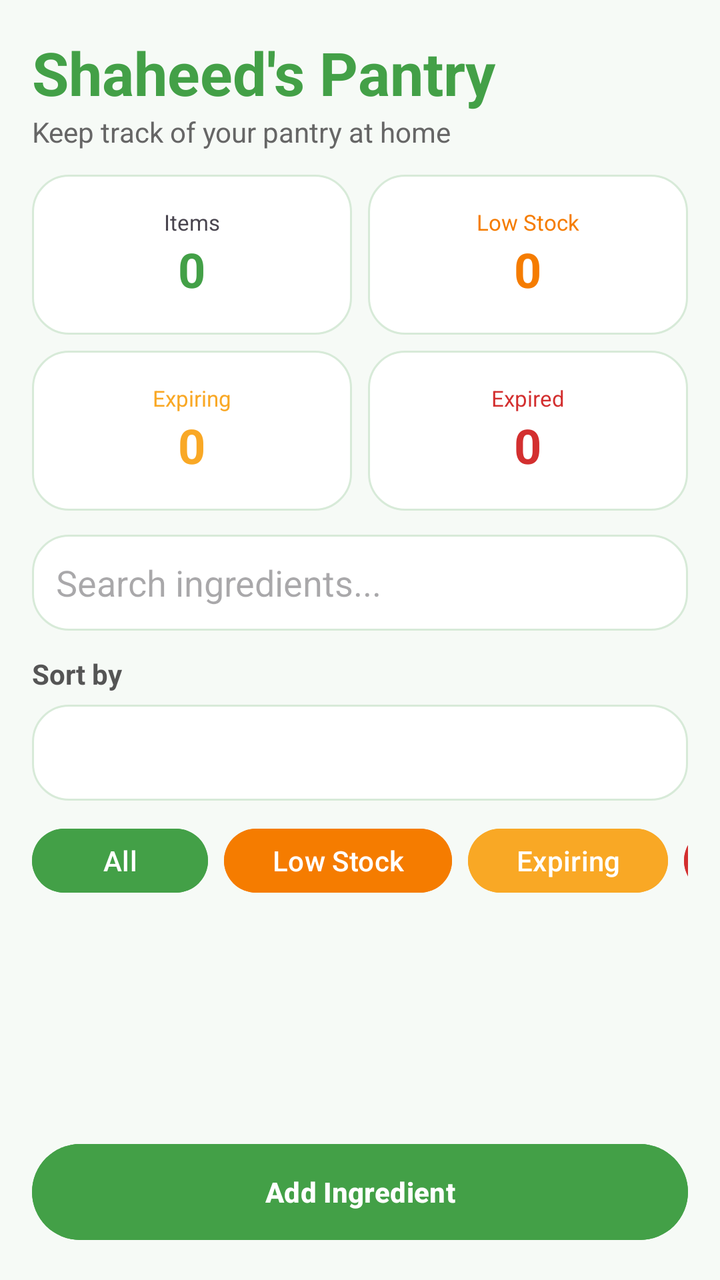
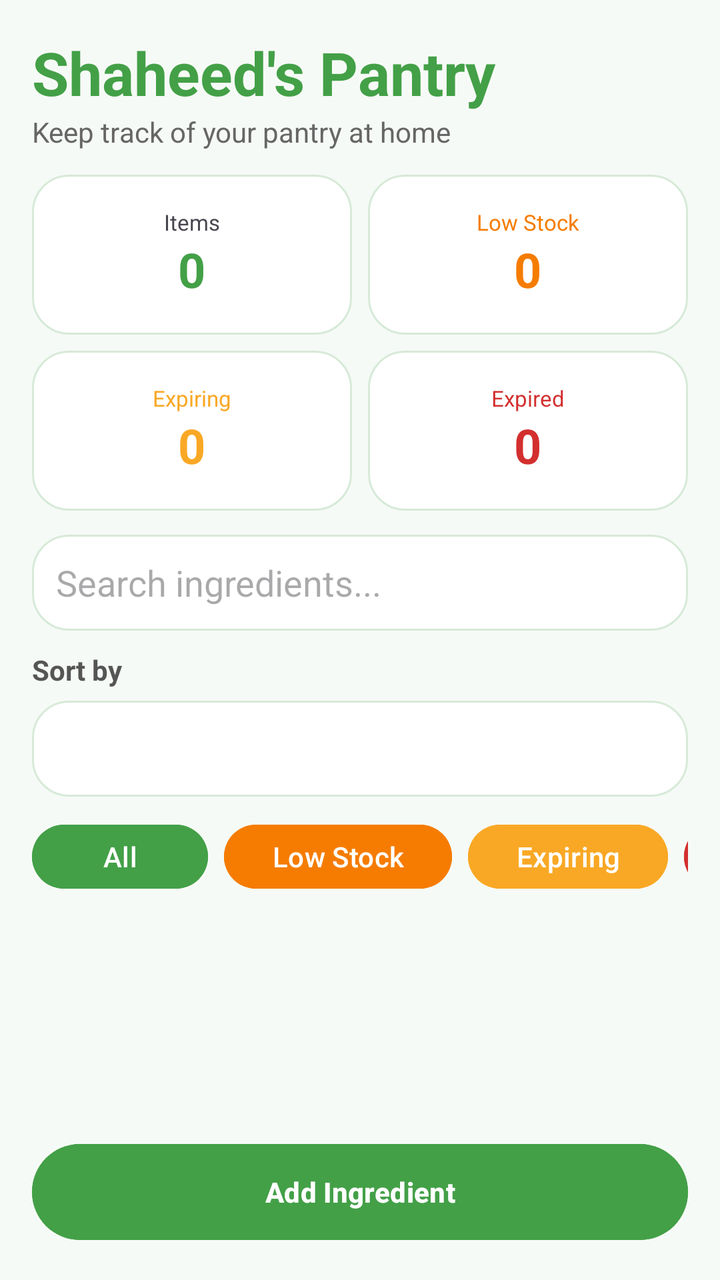

Compare the two renders of this Android layout. The source of the first and the diff that turns it into the second are given below.
<!-- AndroidManifest.xml: application theme Theme.SmartPantryManager -->
<!-- res/layout/activity_main.xml -->
<?xml version="1.0" encoding="utf-8"?>
<LinearLayout xmlns:android="http://schemas.android.com/apk/res/android"
    android:layout_width="match_parent"
    android:layout_height="match_parent"
    android:orientation="vertical"
    android:padding="16dp"
    android:background="#F6FAF6">

    <TextView
        android:layout_width="wrap_content"
        android:layout_height="wrap_content"
        android:text="Shaheed's Pantry"
        android:textSize="30sp"
        android:textStyle="bold"
        android:textColor="@color/primaryGreen"/>

    <TextView
        android:layout_width="wrap_content"
        android:layout_height="wrap_content"
        android:text="Keep track of your pantry at home"
        android:textSize="14sp"
        android:textColor="#666666"
        android:layout_marginBottom="12dp"/>

    
    <LinearLayout
        android:layout_width="match_parent"
        android:layout_height="wrap_content"
        android:orientation="horizontal">

        <LinearLayout
            android:layout_width="0dp"
            android:layout_height="80dp"
            android:layout_weight="1"
            android:gravity="center"
            android:orientation="vertical"
            android:background="@drawable/pantry_item_background"
            android:layout_marginEnd="4dp">

            <TextView
                android:layout_width="wrap_content"
                android:layout_height="wrap_content"
                android:text="Items"
                android:textSize="11sp"/>

            <TextView
                android:id="@+id/textTotalItems"
                android:layout_width="wrap_content"
                android:layout_height="wrap_content"
                android:text="0"
                android:textSize="24sp"
                android:textStyle="bold"
                android:textColor="@color/primaryGreen"/>
        </LinearLayout>

        <LinearLayout
            android:layout_width="0dp"
            android:layout_height="80dp"
            android:layout_weight="1"
            android:gravity="center"
            android:orientation="vertical"
            android:background="@drawable/pantry_item_background"
            android:layout_marginStart="4dp">

            <TextView
                android:layout_width="wrap_content"
                android:layout_height="wrap_content"
                android:text="Low Stock"
                android:textSize="11sp"
                android:textColor="#F57C00"/>

            <TextView
                android:id="@+id/textLowStockCount"
                android:layout_width="wrap_content"
                android:layout_height="wrap_content"
                android:text="0"
                android:textSize="24sp"
                android:textStyle="bold"
                android:textColor="#F57C00"/>
        </LinearLayout>
    </LinearLayout>

    <LinearLayout
        android:layout_width="match_parent"
        android:layout_height="wrap_content"
        android:orientation="horizontal"
        android:layout_marginTop="8dp"
        android:layout_marginBottom="12dp">

        <LinearLayout
            android:layout_width="0dp"
            android:layout_height="80dp"
            android:layout_weight="1"
            android:gravity="center"
            android:orientation="vertical"
            android:background="@drawable/pantry_item_background"
            android:layout_marginEnd="4dp">

            <TextView
                android:layout_width="wrap_content"
                android:layout_height="wrap_content"
                android:text="Expiring"
                android:textSize="11sp"
                android:textColor="#F9A825"/>

            <TextView
                android:id="@+id/textExpiringCount"
                android:layout_width="wrap_content"
                android:layout_height="wrap_content"
                android:text="0"
                android:textSize="24sp"
                android:textStyle="bold"
                android:textColor="#F9A825"/>
        </LinearLayout>

        <LinearLayout
            android:layout_width="0dp"
            android:layout_height="80dp"
            android:layout_weight="1"
            android:gravity="center"
            android:orientation="vertical"
            android:background="@drawable/pantry_item_background"
            android:layout_marginStart="4dp">

            <TextView
                android:layout_width="wrap_content"
                android:layout_height="wrap_content"
                android:text="Expired"
                android:textSize="11sp"
                android:textColor="#D32F2F"/>

            <TextView
                android:id="@+id/textExpiredCount"
                android:layout_width="wrap_content"
                android:layout_height="wrap_content"
                android:text="0"
                android:textSize="24sp"
                android:textStyle="bold"
                android:textColor="#D32F2F"/>
        </LinearLayout>
    </LinearLayout>

    
    <EditText
        android:id="@+id/editSearch"
        android:layout_width="match_parent"
        android:layout_height="48dp"
        android:hint="Search ingredients..."
        android:padding="12dp"
        android:background="@drawable/pantry_item_background"/>

    
    <TextView
        android:layout_width="wrap_content"
        android:layout_height="wrap_content"
        android:text="Sort by"
        android:textStyle="bold"
        android:textColor="#555555"
        android:layout_marginTop="12dp"
        android:layout_marginBottom="6dp"/>

    <Spinner
        android:id="@+id/spinnerSort"
        android:layout_width="match_parent"
        android:layout_height="48dp"
        android:background="@drawable/pantry_item_background"/>

    
    <HorizontalScrollView
        android:layout_width="match_parent"
        android:layout_height="wrap_content"
        android:scrollbars="none"
        android:layout_marginTop="10dp"
        android:layout_marginBottom="10dp">

        <LinearLayout
            android:layout_width="wrap_content"
            android:layout_height="wrap_content"
            android:orientation="horizontal">

            <Button
                android:id="@+id/buttonAll"
                android:layout_width="wrap_content"
                android:layout_height="40dp"
                android:text="All"
                android:textAllCaps="false"
                android:backgroundTint="@color/primaryGreen"
                android:textColor="@android:color/white"/>

            <Button
                android:id="@+id/buttonLow"
                android:layout_width="wrap_content"
                android:layout_height="40dp"
                android:layout_marginStart="8dp"
                android:text="Low Stock"
                android:textAllCaps="false"
                android:backgroundTint="#F57C00"
                android:textColor="@android:color/white"/>

            <Button
                android:id="@+id/buttonExpiring"
                android:layout_width="wrap_content"
                android:layout_height="40dp"
                android:layout_marginStart="8dp"
                android:text="Expiring"
                android:textAllCaps="false"
                android:backgroundTint="#F9A825"
                android:textColor="@android:color/white"/>

            <Button
                android:id="@+id/buttonExpired"
                android:layout_width="wrap_content"
                android:layout_height="40dp"
                android:layout_marginStart="8dp"
                android:text="Expired"
                android:textAllCaps="false"
                android:backgroundTint="#D32F2F"
                android:textColor="@android:color/white"/>
        </LinearLayout>
    </HorizontalScrollView>

    <androidx.recyclerview.widget.RecyclerView
        android:id="@+id/recyclerViewPantry"
        android:layout_width="match_parent"
        android:layout_height="0dp"
        android:layout_weight="1"/>

    <Button
        android:id="@+id/buttonAdd"
        android:layout_width="match_parent"
        android:layout_height="56dp"
        android:text="Add Ingredient"
        android:textAllCaps="false"
        android:textStyle="bold"
        android:textColor="@android:color/white"
        android:backgroundTint="@color/primaryGreen"
        android:layout_marginTop="8dp"/>
</LinearLayout>
<!-- resources referenced by this layout -->
<resources>
  <color name="primaryGreen">#43A047</color>
  <!-- drawable pantry_item_background (drawable) -->
  <?xml version="1.0" encoding="utf-8"?>
  <shape xmlns:android="http://schemas.android.com/apk/res/android">
  
      <solid android:color="#FFFFFF"/>
  
      <corners android:radius="18dp"/>
  
      <stroke
          android:width="1dp"
          android:color="#D7EAD8"/>
  
      <padding
          android:left="4dp"
          android:top="4dp"
          android:right="4dp"
          android:bottom="4dp"/>
  
  </shape>
  <style name="Theme.SmartPantryManager" parent="Base.Theme.SmartPantryManager" />
  <style name="Base.Theme.SmartPantryManager" parent="Theme.Material3.DayNight.NoActionBar">
          
          
      </style>
</resources>

<!-- the commit's change to res/layout/activity_main.xml (unified diff, before → after) -->
@@ -156,7 +156,7 @@
         android:text="Sort by"
         android:textStyle="bold"
         android:textColor="#555555"
-        android:layout_marginTop="12dp"
+        android:layout_marginTop="10dp"
         android:layout_marginBottom="6dp"/>
 
     <Spinner
@@ -219,6 +219,35 @@
         </LinearLayout>
     </HorizontalScrollView>
 
+    
+    <LinearLayout
+        android:id="@+id/layoutEmpty"
+        android:layout_width="match_parent"
+        android:layout_height="0dp"
+        android:layout_weight="1"
+        android:gravity="center"
+        android:orientation="vertical"
+        android:visibility="gone">
+
+        <TextView
+            android:layout_width="wrap_content"
+            android:layout_height="wrap_content"
+            android:text="Your pantry is empty"
+            android:textSize="20sp"
+            android:textStyle="bold"
+            android:textColor="#2E7D32"/>
+
+        <TextView
+            android:id="@+id/textEmptyMessage"
+            android:layout_width="wrap_content"
+            android:layout_height="wrap_content"
+            android:text="Tap Add Ingredient to get started."
+            android:textSize="14sp"
+            android:textColor="#777777"
+            android:layout_marginTop="8dp"/>
+    </LinearLayout>
+
+    
     <androidx.recyclerview.widget.RecyclerView
         android:id="@+id/recyclerViewPantry"
         android:layout_width="match_parent"
